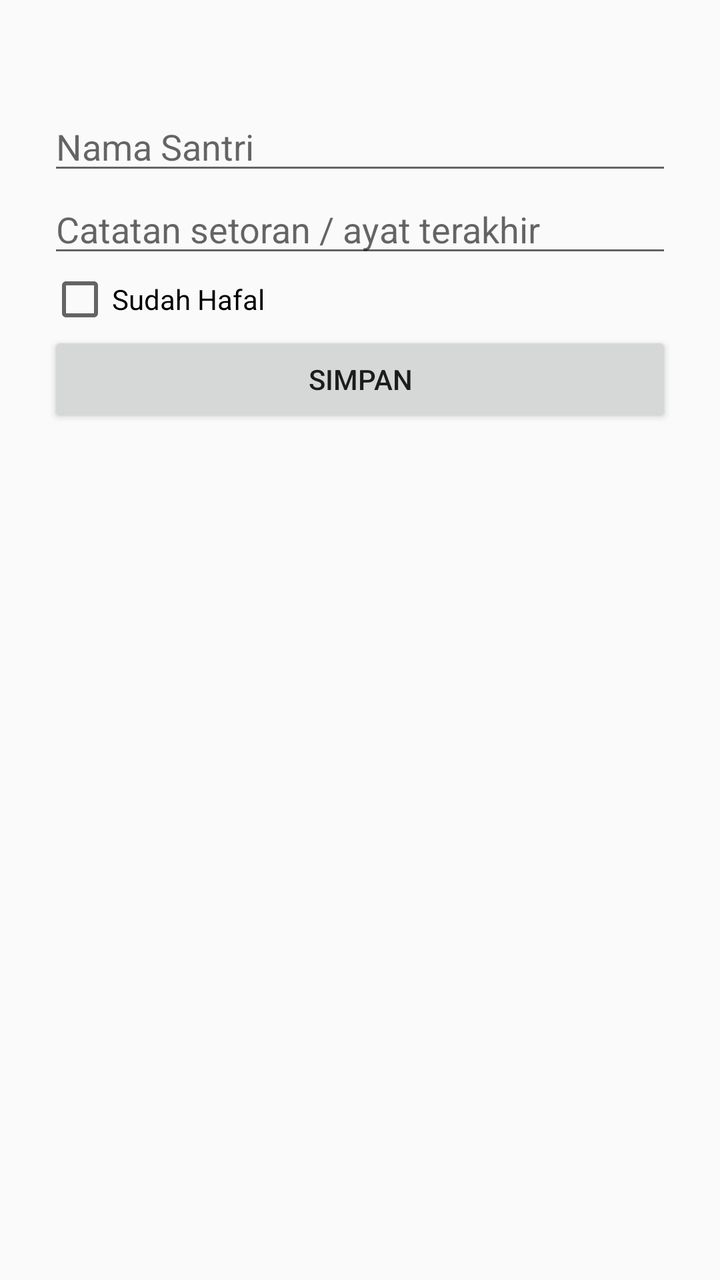
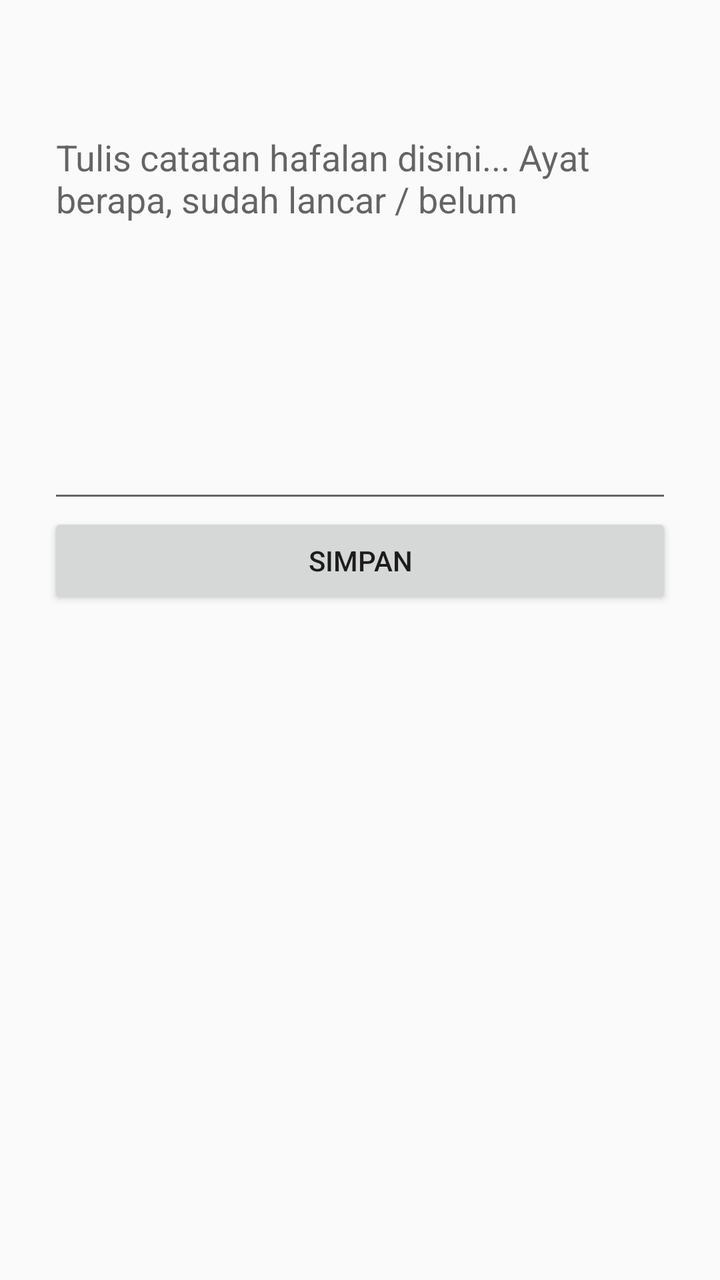

The first picture is an Android layout as it rendered before a commit; the second is the same layout after the commit. The layout source and the unified diff follow.
<!-- AndroidManifest.xml: application theme Theme.AppCompat.Light.DarkActionBar -->
<!-- res/layout/activity_detail.xml -->
<?xml version="1.0" encoding="utf-8"?>
<LinearLayout xmlns:android="http://schemas.android.com/apk/res/android"
 android:orientation="vertical" android:padding="24dp"
 android:layout_width="match_parent" android:layout_height="match_parent">
 <TextView android:id="@+id/tvSurah" android:textSize="20sp" android:textStyle="bold" android:layout_width="match_parent" android:layout_height="wrap_content"/>
 <EditText android:id="@+id/etNama" android:hint="Nama Santri" android:layout_width="match_parent" android:layout_height="wrap_content"/>
 <EditText android:id="@+id/etCatatan" android:hint="Catatan setoran / ayat terakhir" android:layout_width="match_parent" android:layout_height="wrap_content"/>
 <CheckBox android:id="@+id/cbHafal" android:text="Sudah Hafal" android:layout_width="wrap_content" android:layout_height="wrap_content"/>
 <Button android:id="@+id/btnSimpan" android:text="Simpan" android:layout_width="match_parent" android:layout_height="wrap_content"/>
</LinearLayout>
<!-- resources referenced by this layout -->
<resources>

</resources>

<!-- the commit's change to res/layout/activity_detail.xml (unified diff, before → after) -->
@@ -1,10 +1,8 @@
 <?xml version="1.0" encoding="utf-8"?>
 <LinearLayout xmlns:android="http://schemas.android.com/apk/res/android"
- android:orientation="vertical" android:padding="24dp"
- android:layout_width="match_parent" android:layout_height="match_parent">
- <TextView android:id="@+id/tvSurah" android:textSize="20sp" android:textStyle="bold" android:layout_width="match_parent" android:layout_height="wrap_content"/>
- <EditText android:id="@+id/etNama" android:hint="Nama Santri" android:layout_width="match_parent" android:layout_height="wrap_content"/>
- <EditText android:id="@+id/etCatatan" android:hint="Catatan setoran / ayat terakhir" android:layout_width="match_parent" android:layout_height="wrap_content"/>
- <CheckBox android:id="@+id/cbHafal" android:text="Sudah Hafal" android:layout_width="wrap_content" android:layout_height="wrap_content"/>
- <Button android:id="@+id/btnSimpan" android:text="Simpan" android:layout_width="match_parent" android:layout_height="wrap_content"/>
+ android:layout_width="match_parent" android:layout_height="match_parent"
+ android:orientation="vertical" android:padding="24dp">
+ <TextView android:id="@+id/tvJudulSurah" android:layout_width="wrap_content" android:layout_height="wrap_content" android:textSize="24sp" android:textStyle="bold"/>
+ <EditText android:id="@+id/etCatatan" android:layout_width="match_parent" android:layout_height="200dp" android:hint="Tulis catatan hafalan disini... Ayat berapa, sudah lancar / belum" android:gravity="top"/>
+ <Button android:id="@+id/btnSimpan" android:layout_width="match_parent" android:layout_height="wrap_content" android:text="SIMPAN"/>
 </LinearLayout>
